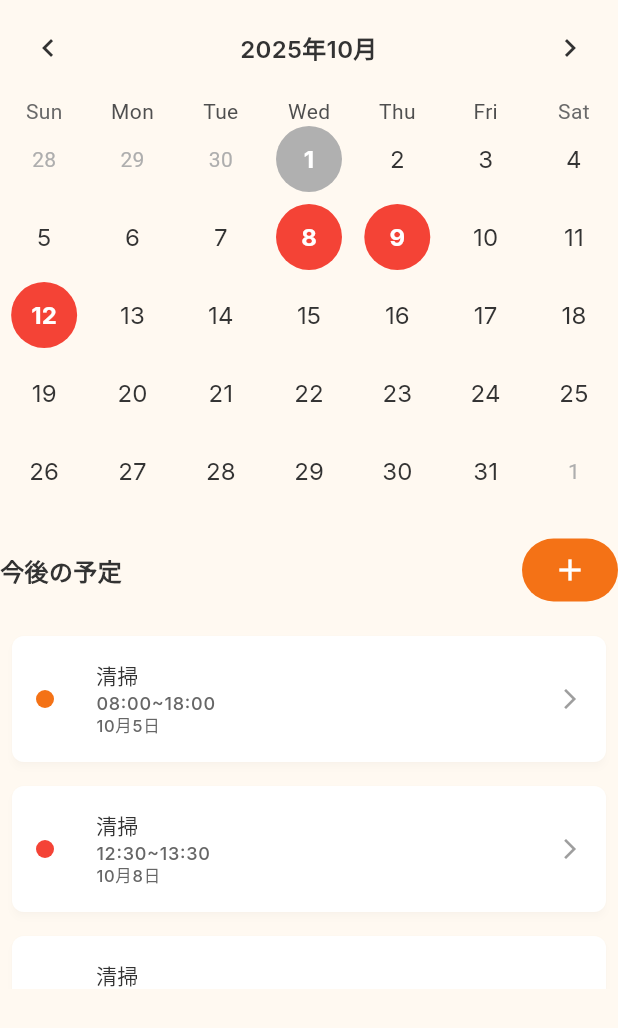
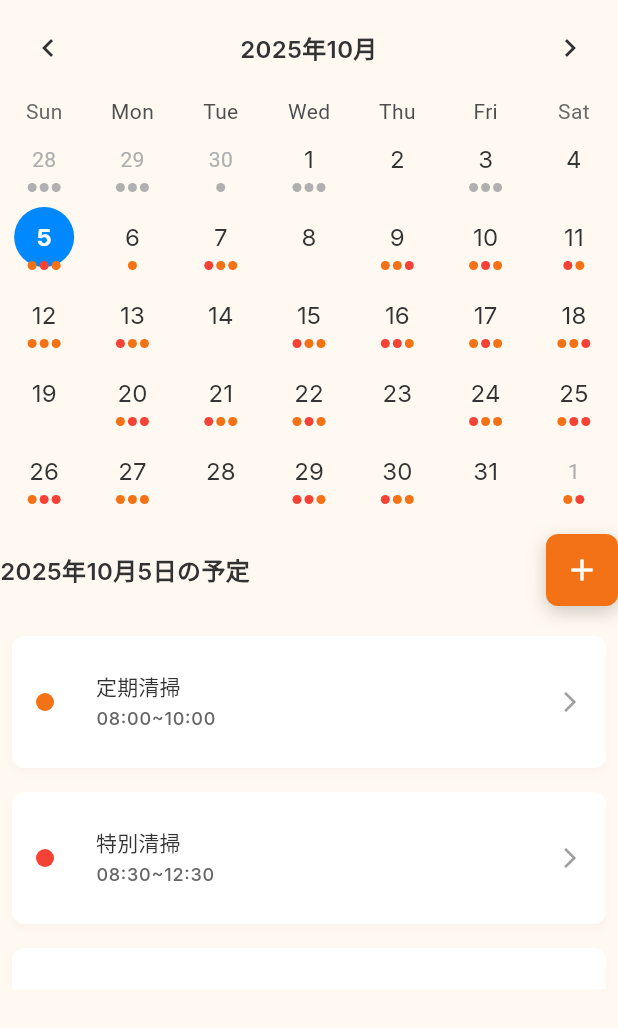
Before and after one commit to kokekokko0116/lobby_o_staff, a Flutter app: the ScheduleBottomSheet widget shown alone on an empty page, opened directly, on a phone screen of 412 x 824 dp. Shown: the top 1028 px of the screen. Run offline on Flutter 3.47's test engine with Material 3 defaults, Android fonts, the phone set to English and light mode, and no system bars; drawn by our look-alikes of table_calendar; our stand-ins replace flutter_dotenv, geocoding, google_fonts, google_maps_flutter.

Commit message:
スケジュールの表示をスタッフ向けに変更。

```diff
--- /dev/null
+++ b/lib/presentation/screens/bottom_sheets/schedule/data/sample_events.dart
@@ -0,0 +1,135 @@
+import '../models/schedule_event.dart';
+import 'dart:math';
+
+class SampleEventGenerator {
+  static final Random _random = Random();
+
+  // スタッフリスト
+  static final List<Map<String, String>> _staffList = [
+    {'name': '田中太郎', 'image': 'assets/images/avatars/staff_sample.png'},
+    {'name': '佐藤花子', 'image': 'assets/images/avatars/staff_sample.png'},
+    {'name': '山田次郎', 'image': 'assets/images/avatars/staff_sample.png'},
+    {'name': '鈴木一郎', 'image': 'assets/images/avatars/staff_sample.png'},
+    {'name': '高橋美咲', 'image': 'assets/images/avatars/staff_sample.png'},
+    {'name': '伊藤健太', 'image': 'assets/images/avatars/staff_sample.png'},
+    {'name': '渡辺愛', 'image': 'assets/images/avatars/staff_sample.png'},
+  ];
+
+  // タイトルリスト
+  static final List<String> _titles = ['清掃', '定期清掃', '特別清掃'];
+
+  /// 現在の日付の1ヶ月前から2ヶ月後までのサンプルイベントを生成
+  static Map<DateTime, List<Event>> generateSampleEvents() {
+    final Map<DateTime, List<Event>> events = {};
+    final now = DateTime.now();
+    final today = DateTime(now.year, now.month, now.day);
+
+    // 1ヶ月前から2ヶ月後までの範囲
+    final startDate = DateTime(today.year, today.month - 1, today.day);
+    final endDate = DateTime(today.year, today.month + 2, today.day);
+
+    // 日付を1日ずつループ
+    DateTime currentDate = startDate;
+    while (currentDate.isBefore(endDate) ||
+        currentDate.isAtSameMomentAs(endDate)) {
+      // 30%の確率でその日にイベントがない
+      if (_random.nextDouble() > 0.3) {
+        final eventCount = _random.nextInt(5) + 1; // 1〜5個のイベント
+        final dayEvents = <Event>[];
+
+        for (int i = 0; i < eventCount; i++) {
+          dayEvents.add(_generateEvent(currentDate, today));
+        }
+
+        // 時間順にソート
+        dayEvents.sort((a, b) => a.time.compareTo(b.time));
+
+        events[DateTime(currentDate.year, currentDate.month, currentDate.day)] =
+            dayEvents;
+      }
+
+      currentDate = currentDate.add(const Duration(days: 1));
+    }
+
+    return events;
+  }
+
+  /// 単一のイベントを生成
+  static Event _generateEvent(DateTime date, DateTime today) {
+    final staff = _staffList[_random.nextInt(_staffList.length)];
+    final title = _titles[_random.nextInt(_titles.length)];
+
+    // 時間を生成（8:00〜20:00の範囲で）
+    final startHour = _random.nextInt(12) + 8; // 8〜19時
+    final startMinute = _random.nextBool() ? 0 : 30;
+    final duration = _random.nextInt(4) + 1; // 1〜4時間
+    final endHour = startHour + duration;
+    final endMinute = startMinute;
+
+    final timeString =
+        '${startHour.toString().padLeft(2, '0')}:${startMinute.toString().padLeft(2, '0')}'
+        '~${endHour.toString().padLeft(2, '0')}:${endMinute.toString().padLeft(2, '0')}';
+
+    // ステータスを決定
+    EventStatus status;
+    PendingType? pendingType;
+    DateTime? requestSentAt;
+    String? originalTime;
+    DateTime? originalDate;
+
+    final isPast = date.isBefore(today);
+
+    if (isPast) {
+      // 過去の日付は完了済み
+      status = EventStatus.completed;
+    } else {
+      // 未来の日付
+      final statusRandom = _random.nextDouble();
+      if (statusRandom < 0.7) {
+        // 70%の確率でactive
+        status = EventStatus.active;
+      } else {
+        // 30%の確率でpending
+        status = EventStatus.pending;
+
+        // Pendingタイプを決定
+        final pendingRandom = _random.nextDouble();
+        if (pendingRandom < 0.5) {
+          pendingType = PendingType.add;
+        } else if (pendingRandom < 0.8) {
+          pendingType = PendingType.edit;
+          // 編集の場合は元の時間を設定
+          originalTime =
+              '${(startHour - 1).toString().padLeft(2, '0')}:00'
+              '~${(endHour - 1).toString().padLeft(2, '0')}:00';
+          originalDate = date.subtract(Duration(days: _random.nextInt(3)));
+        } else {
+          pendingType = PendingType.cancel;
+        }
+
+        // リクエスト送信日時（1〜5日前）
+        requestSentAt = today
+            .subtract(Duration(days: _random.nextInt(5) + 1))
+            .add(
+              Duration(
+                hours: _random.nextInt(8) + 9,
+                minutes: _random.nextInt(60),
+              ),
+            );
+      }
+    }
+
+    return Event(
+      title: title,
+      time: timeString,
+      status: status,
+      date: date,
+      staffName: staff['name']!,
+      staffImagePath: staff['image']!,
+      pendingType: pendingType,
+      requestSentAt: requestSentAt,
+      originalTime: originalTime,
+      originalDate: originalDate,
+    );
+  }
+}
--- a/lib/presentation/screens/bottom_sheets/schedule/schedule_bottom_sheet.dart
+++ b/lib/presentation/screens/bottom_sheets/schedule/schedule_bottom_sheet.dart
@@ -12,6 +12,7 @@ import 'widgets/schedule_event_edit.dart';
 import 'widgets/schedule_cancel_confirm.dart'; // Added import for ScheduleCancelConfirm
 import 'widgets/schedule_edit_confirm.dart'; // Added import for ScheduleEditConfirm
 import 'widgets/schedule_pending_detail.dart'; // Added import for SchedulePendingDetail
+import 'data/sample_events.dart'; // 追加
 import '../../../widgets/app/request_completion_widget.dart';
 import '../../../components/buttons/button_row.dart';
 
@@ -53,102 +54,8 @@ class _ScheduleBottomSheetState extends State<ScheduleBottomSheet> {
   // 追加: 選択された予定
   Event? _selectedEvent;
 
-  // サンプルデータ
-  final Map<DateTime, List<Event>> _events = {
-    DateTime(2025, 9, 20): [
-      Event(
-        title: '清掃',
-        time: '14:00~15:00',
-        status: EventStatus.active,
-        date: DateTime(2025, 9, 20),
-        staffName: '田中太郎',
-        staffImagePath: 'assets/images/avatars/staff_sample.png',
-      ),
-    ],
-    DateTime(2025, 9, 22): [
-      Event(
-        title: '清掃',
-        time: '12:00~14:00',
-        status: EventStatus.pending,
-        date: DateTime(2025, 9, 22),
-        staffName: '佐藤花子',
-        staffImagePath: 'assets/images/avatars/staff_sample.png',
-        pendingType: PendingType.edit,
-        requestSentAt: DateTime(2025, 9, 21, 15, 30),
-        originalTime: '10:00~12:00',
-        originalDate: DateTime(2025, 9, 22), // 同じ日の時間変更
-      ),
-    ],
-    DateTime(2025, 9, 25): [
-      Event(
-        title: '清掃',
-        time: '16:00~18:00',
-        status: EventStatus.active,
-        date: DateTime(2025, 9, 25),
-        staffName: '田中太郎',
-        staffImagePath: 'assets/images/avatars/staff_sample.png',
-      ),
-    ],
-    DateTime(2025, 10, 1): [
-      Event(
-        title: '清掃',
-        time: '18:00~22:00',
-        status: EventStatus.active,
-        date: DateTime(2025, 10, 1),
-        staffName: '山田次郎',
-        staffImagePath: 'assets/images/avatars/staff_sample.png',
-      ),
-    ],
-    DateTime(2025, 10, 5): [
-      Event(
-        title: '清掃',
-        time: '08:00~18:00',
-        status: EventStatus.active,
-        date: DateTime(2025, 10, 5),
-        staffName: '佐藤花子',
-        staffImagePath: 'assets/images/avatars/staff_sample.png',
-      ),
-    ],
-    DateTime(2025, 10, 8): [
-      Event(
-        title: '清掃',
-        time: '12:30~13:30',
-        status: EventStatus.pending,
-        date: DateTime(2025, 10, 8),
-        staffName: '田中太郎',
-        staffImagePath: 'assets/images/avatars/staff_sample.png',
-        pendingType: PendingType.add,
-        requestSentAt: DateTime(2025, 9, 29, 10, 15),
-      ),
-    ],
-    DateTime(2025, 10, 9): [
-      Event(
-        title: '清掃',
-        time: '12:30~13:30',
-        status: EventStatus.pending,
-        date: DateTime(2025, 10, 9),
-        staffName: '田中太郎',
-        staffImagePath: 'assets/images/avatars/staff_sample.png',
-        pendingType: PendingType.edit,
-        requestSentAt: DateTime(2025, 9, 29, 10, 15),
-        originalTime: '10:00~11:00',
-        originalDate: DateTime(2025, 10, 8), // 日付も変更された場合
-      ),
-    ],
-    // キャンセル待ちのサンプルも追加
-    DateTime(2025, 10, 12): [
-      Event(
-        title: '清掃',
-        time: '14:00~16:00',
-        status: EventStatus.pending,
-        date: DateTime(2025, 10, 12),
-        staffName: '山田次郎',
-        staffImagePath: 'assets/images/avatars/staff_sample.png',
-        pendingType: PendingType.cancel,
-        requestSentAt: DateTime(2025, 9, 29, 16, 45),
-      ),
-    ],
-  };
+  // サンプルデータ（自動生成）
+  late final Map<DateTime, List<Event>> _events;
 
   // 編集内容を保存するための変数
   String? _editedTitle;
@@ -159,7 +66,13 @@ class _ScheduleBottomSheetState extends State<ScheduleBottomSheet> {
   @override
   void initState() {
     super.initState();
-    _selectedDay = null; // 初期表示では今後の予定を表示
+
+    // サンプルデータを自動生成
+    _events = SampleEventGenerator.generateSampleEvents();
+
+    // 初期表示では本日の予定を表示
+    final now = DateTime.now();
+    _selectedDay = DateTime(now.year, now.month, now.day);
 
     // パラメータに応じて初期表示を分岐
     if (widget.showDetailDirectly) {
@@ -469,6 +382,14 @@ class _ScheduleBottomSheetState extends State<ScheduleBottomSheet> {
                       decoration: BoxDecoration(
                         color: backgroundAccent,
                         borderRadius: BorderRadius.circular(8),
+                        // shadow
+                        boxShadow: [
+                          BoxShadow(
+                            color: Colors.black.withOpacity(0.2),
+                            blurRadius: 10,
+                            offset: Offset(0, 4),
+                          ),
+                        ],
                       ),
                       child: IconButton(
                         onPressed: _onAddButtonPressed,
--- a/lib/presentation/screens/bottom_sheets/schedule/widgets/schedule_calendar.dart
+++ b/lib/presentation/screens/bottom_sheets/schedule/widgets/schedule_calendar.dart
@@ -70,7 +70,7 @@ class ScheduleCalendar extends StatelessWidget {
           weekendTextStyle: AppTextStyles.bodyLarge,
           holidayTextStyle: AppTextStyles.bodyLarge,
           defaultTextStyle: AppTextStyles.bodyLarge,
-          markersMaxCount: 0,
+          markersMaxCount: 0, // デフォルトマーカーは使用しない
         ),
 
         headerStyle: HeaderStyle(
@@ -86,34 +86,33 @@ class ScheduleCalendar extends StatelessWidget {
 
         // カスタムビルダー
         calendarBuilders: CalendarBuilders(
+          // マーカービルダーを追加
+          markerBuilder: (context, day, events) {
+            if (events.isNotEmpty) {
+              return Positioned(
+                bottom: 4,
+                child: Row(
+                  mainAxisSize: MainAxisSize.min,
+                  children: events.take(3).map((event) {
+                    return Container(
+                      width: 6,
+                      height: 6,
+                      margin: const EdgeInsets.symmetric(horizontal: 1),
+                      decoration: BoxDecoration(
+                        color: _getStatusColor(event.status),
+                        shape: BoxShape.circle,
+                      ),
+                    );
+                  }).toList(),
+                ),
+              );
+            }
+            return null;
+          },
           defaultBuilder: (context, day, focusedDay) {
-            final events = eventLoader(day);
             final isSelected = isSameDay(selectedDay, day);
 
-            if (events.isNotEmpty) {
-              final event = events.first;
-              final eventColor = _getStatusColor(event.status);
-
-              return Container(
-                margin: const EdgeInsets.all(4.0),
-                decoration: BoxDecoration(
-                  color: eventColor,
-                  shape: BoxShape.circle,
-                  border: isSelected
-                      ? Border.all(color: borderInfo, width: 2)
-                      : null,
-                ),
-                child: Center(
-                  child: Text(
-                    '${day.day}',
-                    style: AppTextStyles.bodyLarge.copyWith(
-                      color: Colors.white,
-                      fontWeight: FontWeight.bold,
-                    ),
-                  ),
-                ),
-              );
-            } else if (isSelected) {
+            if (isSelected) {
               return Container(
                 margin: const EdgeInsets.all(4.0),
                 decoration: BoxDecoration(
@@ -128,33 +127,9 @@ class ScheduleCalendar extends StatelessWidget {
             return null;
           },
           outsideBuilder: (context, day, focusedDay) {
-            final events = eventLoader(day);
             final isSelected = isSameDay(selectedDay, day);
 
-            if (events.isNotEmpty) {
-              final event = events.first;
-              final eventColor = _getStatusColor(event.status);
-
-              return Container(
-                margin: const EdgeInsets.all(4.0),
-                decoration: BoxDecoration(
-                  color: eventColor,
-                  shape: BoxShape.circle,
-                  border: isSelected
-                      ? Border.all(color: borderInfo, width: 2)
-                      : null,
-                ),
-                child: Center(
-                  child: Text(
-                    '${day.day}',
-                    style: AppTextStyles.bodyLarge.copyWith(
-                      color: Colors.white.withOpacity(0.6),
-                      fontWeight: FontWeight.bold,
-                    ),
-                  ),
-                ),
-              );
-            } else if (isSelected) {
+            if (isSelected) {
               return Container(
                 margin: const EdgeInsets.all(4.0),
                 decoration: BoxDecoration(
```
